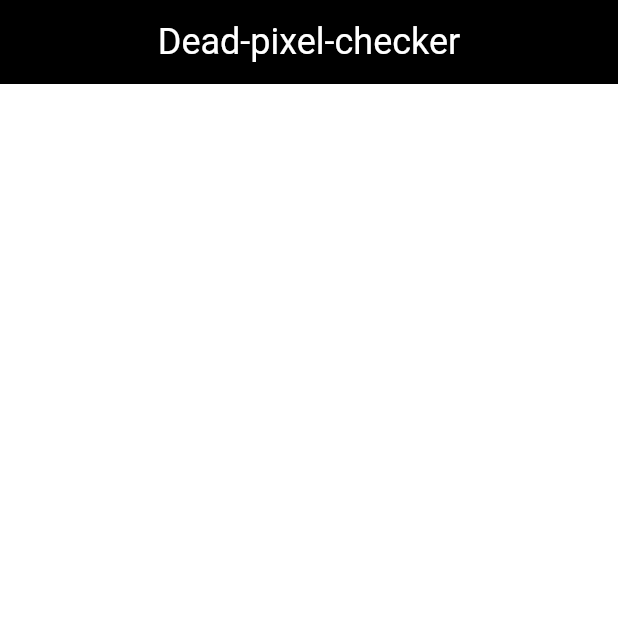
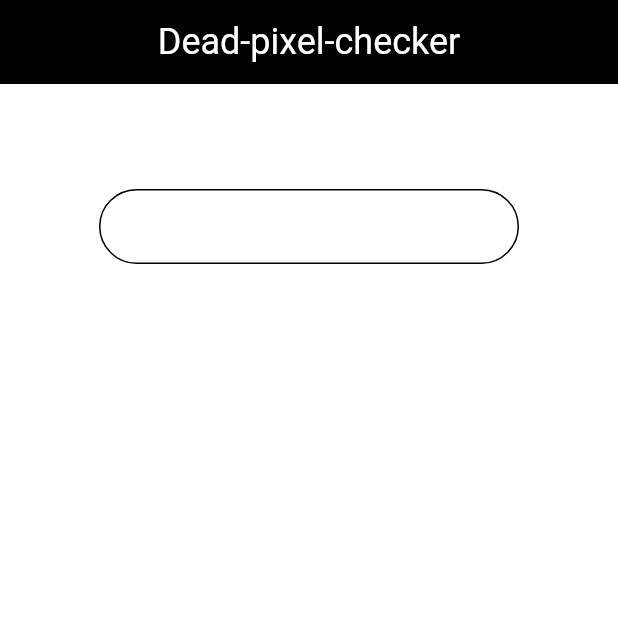
Before and after one commit to ShaaradNJ/Dead-Pixel-Checker-App, a Flutter app: the screen it shows after launch, on a phone screen of 412 x 824 dp, the top half of it. Run offline on Flutter 3.47's test engine with Material 3 defaults, Android fonts, the light colour scheme and no system bars.

Commit message:
created a block on home_screen.dart...

```diff
--- a/lib/home_screen.dart
+++ b/lib/home_screen.dart
@@ -1,20 +1,42 @@
 import 'package:flutter/material.dart';
 
-class Home_screen extends StatelessWidget {
-  const Home_screen({super.key});
+class HomeScreen extends StatelessWidget {
+  const HomeScreen({super.key});
 
   @override
   Widget build(BuildContext context) {
     return Scaffold(
-      backgroundColor: Colors.white,
+      backgroundColor: Color.fromARGB(255, 255, 255, 255),
       appBar: AppBar(
         backgroundColor: Colors.black,
         title: const Center(child: Text("Dead-pixel-checker",)),
-        foregroundColor: Colors.white,
+        foregroundColor: Color.fromARGB(255, 255, 255, 255),
         titleTextStyle: const TextStyle(fontSize: 24),
 
 
       ),
+      body:
+      Column(
+        children: [
+          Center(
+            child: Padding(
+              padding: const EdgeInsets.fromLTRB(10,70,10,10),
+              child: Container(
+                height: 50,
+                width: 280,
+                decoration:BoxDecoration(
+                color: const Color.fromARGB(255, 255, 255, 255),
+                  border: Border.all(),
+                  borderRadius: BorderRadius.circular(30),
+
+                ),
+              ),
+            ),
+          )
+        ],
+      ),
+
+
 
     );
   }
--- a/lib/main.dart
+++ b/lib/main.dart
@@ -16,7 +16,7 @@ class MyApp extends StatelessWidget {
   @override
   Widget build(BuildContext context) {
     return  const MaterialApp(
-      home:Home_screen()
+      home:HomeScreen()
 
 
     );
```
